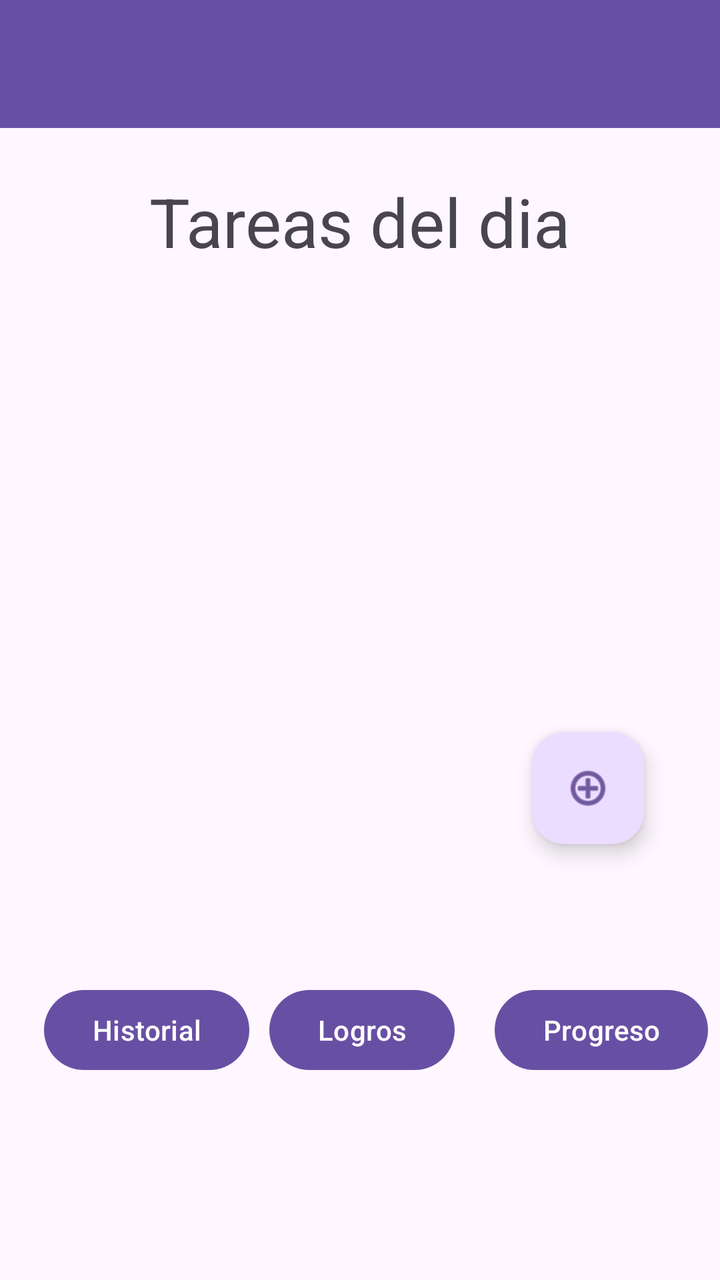
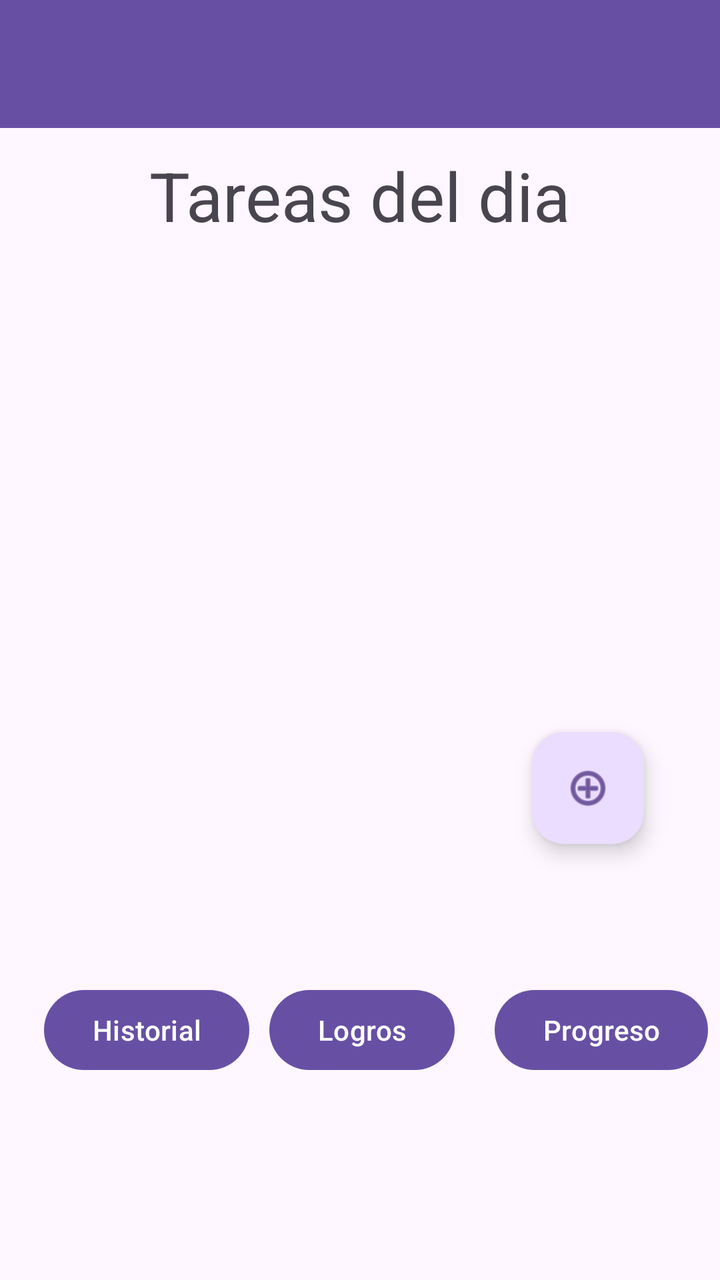

Screens rendered from an Android XML layout before and after an edit, with the pre-edit source and the edit as a unified diff.
<!-- AndroidManifest.xml: application theme Theme.KeepTrack -->
<!-- res/layout/activity_principal.xml -->
<?xml version="1.0" encoding="utf-8"?>
<androidx.constraintlayout.widget.ConstraintLayout xmlns:android="http://schemas.android.com/apk/res/android"
    xmlns:app="http://schemas.android.com/apk/res-auto"
    xmlns:tools="http://schemas.android.com/tools"
    android:id="@+id/main"
    android:layout_width="match_parent"
    android:layout_height="match_parent"
    tools:context=".principal">

    <include
        android:id="@+id/include"
        layout="@layout/toolbar"
        android:layout_width="wrap_content"
        android:layout_height="0dp"
        app:layout_constraintStart_toStartOf="parent"
        app:layout_constraintTop_toTopOf="parent" />

    <TextView
        android:id="@+id/textView"
        android:layout_width="wrap_content"
        android:layout_height="wrap_content"
        android:layout_marginTop="88dp"
        android:text="@string/tareas"
        android:textSize="34sp"
        app:layout_constraintEnd_toEndOf="parent"
        app:layout_constraintStart_toStartOf="parent"
        app:layout_constraintTop_toTopOf="parent" />

    <Button
        android:id="@+id/historial"
        android:layout_width="wrap_content"
        android:layout_height="wrap_content"
        android:layout_marginStart="16dp"
        android:layout_marginEnd="4dp"
        android:onClick="to_history"
        android:text="@string/btn_historial"
        app:layout_constraintBaseline_toBaselineOf="@+id/logros"
        app:layout_constraintEnd_toStartOf="@+id/logros"
        app:layout_constraintStart_toStartOf="parent" />

    <Button
        android:id="@+id/logros"
        android:layout_width="wrap_content"
        android:layout_height="wrap_content"
        android:layout_marginEnd="14dp"
        android:layout_marginBottom="101dp"
        android:onClick="to_achievments"
        android:text="@string/btn_logros"
        app:layout_constraintBottom_toBottomOf="parent"
        app:layout_constraintEnd_toStartOf="@+id/progreso"
        app:layout_constraintStart_toEndOf="@+id/historial" />

    <Button
        android:id="@+id/progreso"
        android:layout_width="wrap_content"
        android:layout_height="wrap_content"
        android:layout_marginBottom="101dp"
        android:onClick="to_progress"
        android:text="@string/btn_progreso"
        app:layout_constraintBottom_toBottomOf="parent"
        app:layout_constraintEnd_toEndOf="parent"
        app:layout_constraintStart_toEndOf="@+id/logros" />

    <com.google.android.material.floatingactionbutton.FloatingActionButton
        android:id="@+id/nuevatarea"
        android:layout_width="wrap_content"
        android:layout_height="wrap_content"
        android:layout_marginEnd="38dp"
        android:layout_marginBottom="69dp"
        android:clickable="true"
        android:onClick="new_task"
        app:layout_constraintBottom_toTopOf="@+id/progreso"
        app:layout_constraintEnd_toEndOf="parent"
        app:srcCompat="@android:drawable/ic_menu_add" />

    <FrameLayout
        android:id="@+id/fragmentos"
        android:layout_width="match_parent"
        android:layout_height="match_parent"
        tools:layout_editor_absoluteX="61dp"
        tools:layout_editor_absoluteY="292dp">

    </FrameLayout>

</androidx.constraintlayout.widget.ConstraintLayout>
<!-- res/layout/toolbar.xml (included above) -->
<?xml version="1.0" encoding="utf-8"?>
<androidx.coordinatorlayout.widget.CoordinatorLayout xmlns:android="http://schemas.android.com/apk/res/android"
    xmlns:app="http://schemas.android.com/apk/res-auto"


    android:layout_width="match_parent"
    android:layout_height="wrap_content">

    <com.google.android.material.appbar.AppBarLayout
        android:id="@+id/appbar"

        android:layout_width="match_parent"
        android:layout_height="wrap_content">

        <com.google.android.material.appbar.CollapsingToolbarLayout
            android:layout_width="match_parent"
            android:layout_height="wrap_content"
            app:contentScrim="?attr/colorPrimary"
            app:layout_scrollFlags="scroll|exitUntilCollapsed"

            app:toolbarId="@+id/toolbar">


            <androidx.appcompat.widget.Toolbar
                android:id="@+id/toolbar"
                android:layout_width="match_parent"
                android:layout_height="?attr/actionBarSize"></androidx.appcompat.widget.Toolbar>
        </com.google.android.material.appbar.CollapsingToolbarLayout>
    </com.google.android.material.appbar.AppBarLayout>


</androidx.coordinatorlayout.widget.CoordinatorLayout>
<!-- resources referenced by this layout -->
<resources>
  <string name="btn_historial">Historial</string>
  <string name="btn_logros">Logros</string>
  <string name="btn_progreso">Progreso</string>
  <string name="tareas">Tareas del dia</string>
  <style name="Theme.KeepTrack" parent="Base.Theme.KeepTrack" />
  <style name="Base.Theme.KeepTrack" parent="Theme.Material3.DayNight.NoActionBar">
          
          
      </style>
</resources>

<!-- the commit's change to res/layout/activity_principal.xml (unified diff, before → after) -->
@@ -19,7 +19,7 @@
         android:id="@+id/textView"
         android:layout_width="wrap_content"
         android:layout_height="wrap_content"
-        android:layout_marginTop="88dp"
+        android:layout_marginTop="75dp"
         android:text="@string/tareas"
         android:textSize="34sp"
         app:layout_constraintEnd_toEndOf="parent"
@@ -61,6 +61,13 @@
         app:layout_constraintEnd_toEndOf="parent"
         app:layout_constraintStart_toEndOf="@+id/logros" />
 
+    <FrameLayout
+        android:id="@+id/fragmentos"
+        android:layout_width="match_parent"
+        android:layout_height="match_parent">
+
+    </FrameLayout>
+
     <com.google.android.material.floatingactionbutton.FloatingActionButton
         android:id="@+id/nuevatarea"
         android:layout_width="wrap_content"
@@ -73,14 +80,16 @@
         app:layout_constraintEnd_toEndOf="parent"
         app:srcCompat="@android:drawable/ic_menu_add" />
 
-    <FrameLayout
-        android:id="@+id/fragmentos"
+    <ListView
+        android:id="@+id/lista_tareas"
         android:layout_width="match_parent"
-        android:layout_height="match_parent"
-        tools:layout_editor_absoluteX="61dp"
-        tools:layout_editor_absoluteY="292dp">
+        android:layout_height="383dp"
+        android:layout_marginTop="128dp"
+        app:layout_constraintEnd_toEndOf="parent"
+        app:layout_constraintStart_toStartOf="parent"
+        app:layout_constraintTop_toTopOf="parent" >
 
-    </FrameLayout>
+    </ListView>
 
 </androidx.constraintlayout.widget.ConstraintLayout>
 <!-- res/layout/toolbar.xml (included above) -->
